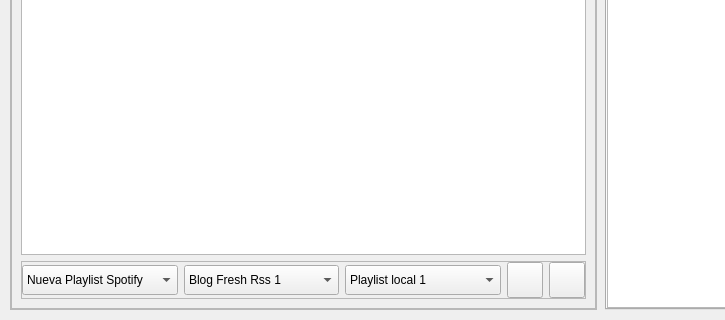
Old version of the form ui/url_player.ui in the repository volteret4/mfuz; both pictures show x 0 to 725 and y 480 to 800 of the 1200 by 800 pixel window.
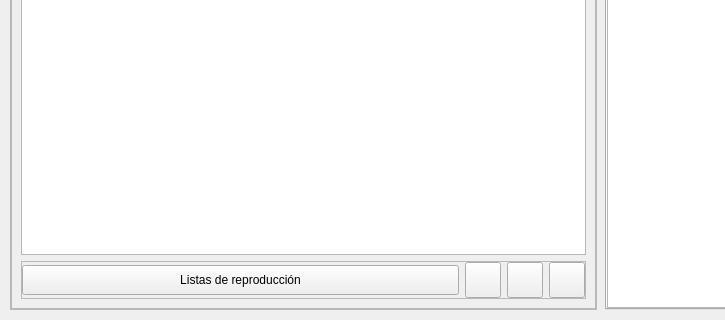
New version of the form. The open tabs and pages were chosen to show the change. Icons and pictures are not drawn.

Commit message: url playlist; falta combobox blogs

```diff
--- a/ui/url_player.ui
+++ b/ui/url_player.ui
@@ -10,6 +10,12 @@
     <height>800</height>
    </rect>
   </property>
+  <property name="sizePolicy">
+   <sizepolicy hsizetype="Preferred" vsizetype="Minimum">
+    <horstretch>0</horstretch>
+    <verstretch>0</verstretch>
+   </sizepolicy>
+  </property>
   <property name="styleSheet">
    <string notr="true">/* Base Styles */
 QWidget {
@@ -358,6 +364,18 @@
             </item>
             <item>
              <widget class="QFrame" name="tree_container_frame">
+              <property name="sizePolicy">
+               <sizepolicy hsizetype="Preferred" vsizetype="Fixed">
+                <horstretch>0</horstretch>
+                <verstretch>0</verstretch>
+               </sizepolicy>
+              </property>
+              <property name="maximumSize">
+               <size>
+                <width>16777215</width>
+                <height>16777215</height>
+               </size>
+              </property>
               <property name="frameShape">
                <enum>QFrame::Shape::StyledPanel</enum>
               </property>
@@ -378,6 +396,80 @@
                 <number>0</number>
                </property>
                <item>
+                <widget class="QStackedWidget" name="playlist_stack">
+                 <property name="sizePolicy">
+                  <sizepolicy hsizetype="Preferred" vsizetype="Minimum">
+                   <horstretch>0</horstretch>
+                   <verstretch>0</verstretch>
+                  </sizepolicy>
+                 </property>
+                 <property name="maximumSize">
+                  <size>
+                   <width>16777215</width>
+                   <height>40</height>
+                  </size>
+                 </property>
+                 <property name="currentIndex">
+                  <number>1</number>
+                 </property>
+                 <widget class="QWidget" name="separate_page_stacked">
+                  <property name="sizePolicy">
+                   <sizepolicy hsizetype="Preferred" vsizetype="Minimum">
+                    <horstretch>0</horstretch>
+                    <verstretch>0</verstretch>
+                   </sizepolicy>
+                  </property>
+                  <layout class="QVBoxLayout" name="verticalLayout_10">
+                   <property name="leftMargin">
+                    <number>0</number>
+                   </property>
+                   <property name="topMargin">
+                    <number>0</number>
+                   </property>
+                   <property name="rightMargin">
+                    <number>0</number>
+                   </property>
+                   <property name="bottomMargin">
+                    <number>0</number>
+                   </property>
+                   <item>
+                    <widget class="QWidget" name="separate_page" native="true">
+                     <layout class="QHBoxLayout" name="horizontalLayout_5">
+                      <property name="leftMargin">
+                       <number>0</number>
+                      </property>
+                      <property name="topMargin">
+                       <number>0</number>
+                      </property>
+                      <property name="rightMargin">
+                       <number>0</number>
+                      </property>
+                      <property name="bottomMargin">
+                       <number>0</number>
+                      </property>
+                      <item>
+                       <widget class="QComboBox" name="playlist_rss_comboBox">
+                        <property name="minimumSize">
+                         <size>
+                          <width>0</width>
+                          <height>30</height>
+                         </size>
+                        </property>
+                        <property name="toolTip">
+                         <string>Carga playlist del lector rss</string>
+                        </property>
+                        <item>
+                         <property name="text">
+                          <string>Blog Fresh Rss 1</string>
+                         </property>
+                         <property name="icon">
+                          <iconset resource="../images.qrc">
+                           <normaloff>:/services/rss</normaloff>:/services/rss</iconset>
+                         </property>
+                        </item>
+                       </widget>
+                      </item>
+                      <item>
                 <widget class="QComboBox" name="playlist_spotify_comboBox">
                  <property name="minimumSize">
                   <size>
@@ -408,28 +500,6 @@
                  </item>
                 </widget>
                </item>
-               <item>
-                <widget class="QComboBox" name="playlist_rss_comboBox">
-                 <property name="minimumSize">
-                  <size>
-                   <width>0</width>
-                   <height>30</height>
-                  </size>
-                 </property>
-                 <property name="toolTip">
-                  <string>Carga playlist del lector rss</string>
-                 </property>
-                 <item>
-                  <property name="text">
-                   <string>Blog Fresh Rss 1</string>
-                  </property>
-                  <property name="icon">
-                   <iconset resource="../images.qrc">
-                    <normaloff>:/services/rss</normaloff>:/services/rss</iconset>
-                  </property>
-                 </item>
-                </widget>
-               </item>
                <item>
                 <widget class="QComboBox" name="playlist_local_comboBox">
                  <property name="minimumSize">
@@ -452,6 +522,75 @@
                  </item>
                 </widget>
                </item>
+                     </layout>
+                    </widget>
+                   </item>
+                  </layout>
+                 </widget>
+                 <widget class="QWidget" name="unified_page_stacked">
+                  <property name="sizePolicy">
+                   <sizepolicy hsizetype="Preferred" vsizetype="Minimum">
+                    <horstretch>0</horstretch>
+                    <verstretch>0</verstretch>
+                   </sizepolicy>
+                  </property>
+                  <layout class="QVBoxLayout" name="verticalLayout_11">
+                   <property name="leftMargin">
+                    <number>0</number>
+                   </property>
+                   <property name="topMargin">
+                    <number>0</number>
+                   </property>
+                   <property name="rightMargin">
+                    <number>0</number>
+                   </property>
+                   <property name="bottomMargin">
+                    <number>0</number>
+                   </property>
+                   <item>
+                    <widget class="QWidget" name="unified_page" native="true">
+                     <layout class="QHBoxLayout" name="horizontalLayout_7">
+                      <property name="leftMargin">
+                       <number>0</number>
+                      </property>
+                      <property name="topMargin">
+                       <number>0</number>
+                      </property>
+                      <property name="rightMargin">
+                       <number>0</number>
+                      </property>
+                      <property name="bottomMargin">
+                       <number>0</number>
+                      </property>
+                      <item>
+                       <widget class="QPushButton" name="unified_playlist_button">
+                        <property name="sizePolicy">
+                         <sizepolicy hsizetype="Minimum" vsizetype="Preferred">
+                          <horstretch>0</horstretch>
+                          <verstretch>0</verstretch>
+                         </sizepolicy>
+                        </property>
+                        <property name="maximumSize">
+                         <size>
+                          <width>16777215</width>
+                          <height>30</height>
+                         </size>
+                        </property>
+                        <property name="styleSheet">
+                         <string notr="true"/>
+                        </property>
+                        <property name="text">
+                         <string>Listas de reproducción</string>
+                        </property>
+                       </widget>
+                      </item>
+                     </layout>
+                    </widget>
+                   </item>
+                  </layout>
+                 </widget>
+                </widget>
+               </item>
                <item>
                 <widget class="QPushButton" name="addButton">
                  <property name="minimumSize">
@@ -494,6 +633,29 @@
                  </property>
                 </widget>
                </item>
+               <item>
+                <widget class="QPushButton" name="mark_as_listened_button">
+                 <property name="maximumSize">
+                  <size>
+                   <width>36</width>
+                   <height>36</height>
+                  </size>
+                 </property>
+                 <property name="text">
+                  <string/>
+                 </property>
+                 <property name="icon">
+                  <iconset resource="../images.qrc">
+                   <normaloff>:/services/succes</normaloff>:/services/succes</iconset>
+                 </property>
+                 <property name="iconSize">
+                  <size>
+                   <width>30</width>
+                   <height>30</height>
+                  </size>
+                 </property>
+                </widget>
+               </item>
                <item>
                 <widget class="QPushButton" name="delButton">
                  <property name="minimumSize">
@@ -703,7 +865,7 @@
                     <rect>
                      <x>0</x>
                      <y>0</y>
-                     <width>581</width>
+                     <width>557</width>
                      <height>625</height>
                     </rect>
                    </property>
@@ -1080,8 +1242,8 @@
                     <rect>
                      <x>0</x>
                      <y>0</y>
-                     <width>86</width>
-                     <height>86</height>
+                     <width>557</width>
+                     <height>685</height>
                     </rect>
                    </property>
                    <property name="styleSheet">
@@ -1152,8 +1314,8 @@
                     <rect>
                      <x>0</x>
                      <y>0</y>
-                     <width>86</width>
-                     <height>86</height>
+                     <width>557</width>
+                     <height>685</height>
                     </rect>
                    </property>
                    <layout class="QVBoxLayout" name="verticalLayout_9">
```
Lines whose indentation alone changed are shown as unchanged. The commit also changes 1 other file.
